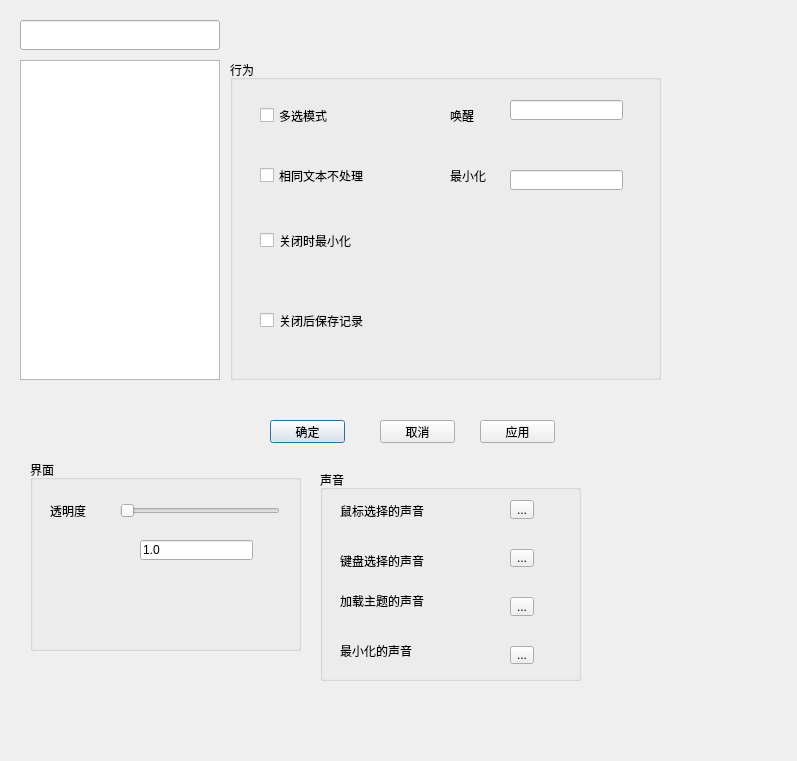
Qt form setting.ui (charon-cheung/QClipper) before a commit.
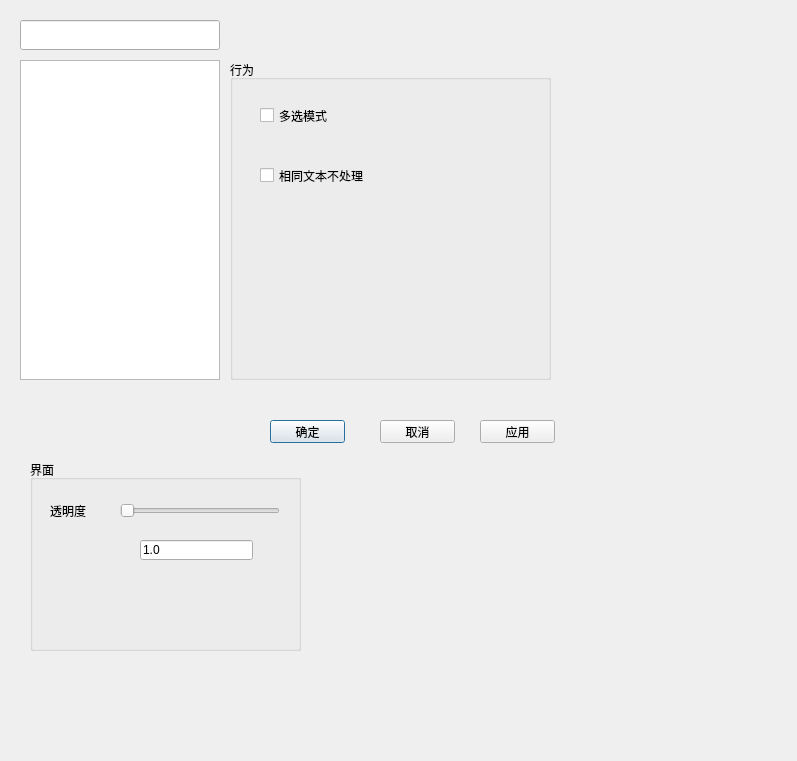
The same form after that commit.

What changed in the file:
```diff
--- a/setting.ui
+++ b/setting.ui
@@ -92,7 +92,7 @@
     <rect>
      <x>230</x>
      <y>60</y>
-     <width>431</width>
+     <width>321</width>
      <height>320</height>
     </rect>
    </property>
@@ -131,78 +131,6 @@
      <string>相同文本不处理</string>
     </property>
    </widget>
-   <widget class="QCheckBox" name="SaveRecord">
-    <property name="geometry">
-     <rect>
-      <x>30</x>
-      <y>240</y>
-      <width>111</width>
-      <height>41</height>
-     </rect>
-    </property>
-    <property name="text">
-     <string>关闭后保存记录</string>
-    </property>
-   </widget>
-   <widget class="QCheckBox" name="KeepMin">
-    <property name="geometry">
-     <rect>
-      <x>30</x>
-      <y>150</y>
-      <width>141</width>
-      <height>61</height>
-     </rect>
-    </property>
-    <property name="text">
-     <string>关闭时最小化</string>
-    </property>
-   </widget>
-   <widget class="QLabel" name="MiniLabel">
-    <property name="geometry">
-     <rect>
-      <x>220</x>
-      <y>110</y>
-      <width>54</width>
-      <height>12</height>
-     </rect>
-    </property>
-    <property name="text">
-     <string>最小化</string>
-    </property>
-   </widget>
-   <widget class="QLineEdit" name="Minimize">
-    <property name="geometry">
-     <rect>
-      <x>280</x>
-      <y>110</y>
-      <width>113</width>
-      <height>20</height>
-     </rect>
-    </property>
-   </widget>
-   <widget class="QLabel" name="WakeLabel">
-    <property name="geometry">
-     <rect>
-      <x>220</x>
-      <y>50</y>
-      <width>54</width>
-      <height>12</height>
-     </rect>
-    </property>
-    <property name="text">
-     <string>唤醒</string>
-    </property>
-   </widget>
-   <widget class="QLineEdit" name="WakeUp">
-    <property name="geometry">
-     <rect>
-      <x>280</x>
-      <y>40</y>
-      <width>113</width>
-      <height>20</height>
-     </rect>
-    </property>
-   </widget>
   </widget>
   <widget class="QGroupBox" name="Interface">
    <property name="geometry">
@@ -262,114 +190,6 @@
     </property>
    </widget>
   </widget>
-  <widget class="QGroupBox" name="Sound">
-   <property name="geometry">
-    <rect>
-     <x>320</x>
-     <y>470</y>
-     <width>261</width>
-     <height>211</height>
-    </rect>
-   </property>
-   <property name="title">
-    <string>声音</string>
-   </property>
-   <widget class="QWidget" name="layoutWidget">
-    <property name="geometry">
-     <rect>
-      <x>190</x>
-      <y>30</y>
-      <width>41</width>
-      <height>164</height>
-     </rect>
-    </property>
-    <layout class="QVBoxLayout" name="verticalLayout">
-     <property name="spacing">
-      <number>30</number>
-     </property>
-     <item>
-      <widget class="QToolButton" name="LoadSoundBtn">
-       <property name="text">
-        <string>...</string>
-       </property>
-      </widget>
-     </item>
-     <item>
-      <widget class="QToolButton" name="KeySoundBtn">
-       <property name="text">
-        <string>...</string>
-       </property>
-      </widget>
-     </item>
-     <item>
-      <widget class="QToolButton" name="MinSoundBtn">
-       <property name="text">
-        <string>...</string>
-       </property>
-      </widget>
-     </item>
-     <item>
-      <widget class="QToolButton" name="MouseSoundBtn">
-       <property name="text">
-        <string>...</string>
-       </property>
-      </widget>
-     </item>
-    </layout>
-   </widget>
-   <widget class="QLabel" name="label_2">
-    <property name="geometry">
-     <rect>
-      <x>20</x>
-      <y>70</y>
-      <width>131</width>
-      <height>41</height>
-     </rect>
-    </property>
-    <property name="text">
-     <string>键盘选择的声音</string>
-    </property>
-   </widget>
-   <widget class="QLabel" name="label_4">
-    <property name="geometry">
-     <rect>
-      <x>20</x>
-      <y>160</y>
-      <width>121</width>
-      <height>41</height>
-     </rect>
-    </property>
-    <property name="text">
-     <string>最小化的声音</string>
-    </property>
-   </widget>
-   <widget class="QLabel" name="label">
-    <property name="geometry">
-     <rect>
-      <x>20</x>
-      <y>20</y>
-      <width>131</width>
-      <height>41</height>
-     </rect>
-    </property>
-    <property name="text">
-     <string>鼠标选择的声音</string>
-    </property>
-   </widget>
-   <widget class="QLabel" name="label_3">
-    <property name="geometry">
-     <rect>
-      <x>20</x>
-      <y>110</y>
-      <width>131</width>
-      <height>41</height>
-     </rect>
-    </property>
-    <property name="text">
-     <string>加载主题的声音</string>
-    </property>
-   </widget>
-  </widget>
  </widget>
  <resources/>
  <connections/>
```
